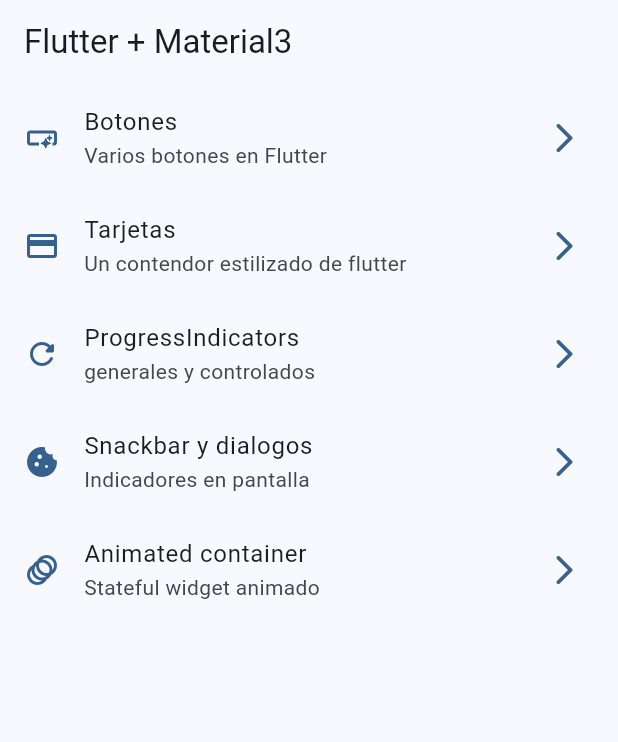
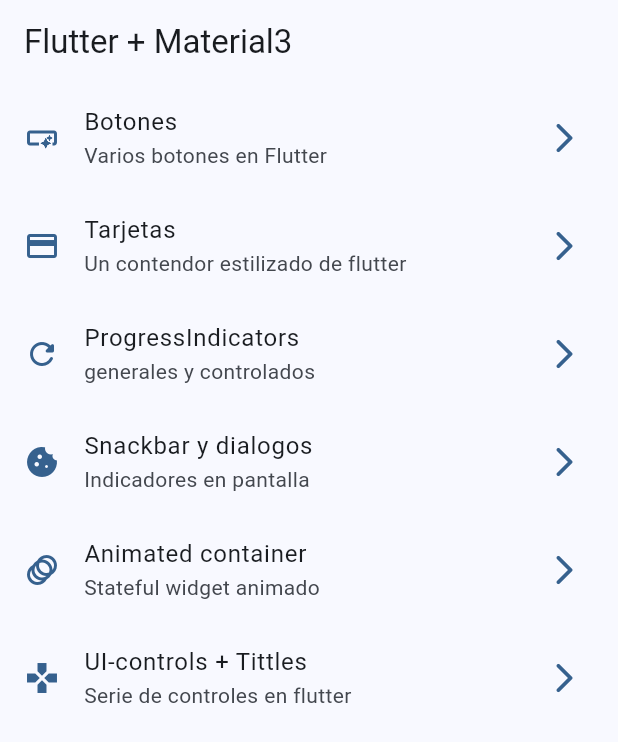
Before and after one commit to Mad-Lain/wiget_app, a Flutter app: the screen it shows after launch, on a phone screen of 412 x 824 dp. Shown: the top 742 px of the screen. Run offline on Flutter 3.47's test engine with Material 3 defaults, Android fonts, the phone set to English and light mode, and no system bars; our stand-ins replace go_router.

```diff
--- a/lib/config/menu/menu_items.dart
+++ b/lib/config/menu/menu_items.dart
@@ -49,4 +49,11 @@ const appMenuItems = <MenuItems>[
     subTittle: 'Stateful widget animado',
     tittle: 'Animated container',
   ),
+
+  MenuItems(
+    icon: Icons.gamepad,
+    link: '/ui-controls',
+    subTittle: 'Serie de controles en flutter',
+    tittle: 'UI-controls + Tittles',
+  ),
 ];
--- a/lib/config/router/app_router.dart
+++ b/lib/config/router/app_router.dart
@@ -26,5 +26,10 @@ final appRouter = GoRouter(
       path: '/animated',
       builder: (context, state) => const AnimatedScreen(),
     ),
+
+    GoRoute(
+      path: '/ui-controls',
+      builder: (context, state) => const UiControlsScreen(),
+    ),
   ],
 );
```
Also changed, not shown: lib/presentation/screens/ui_controls/ui_controls_screen.dart (+34 -1 lines).
